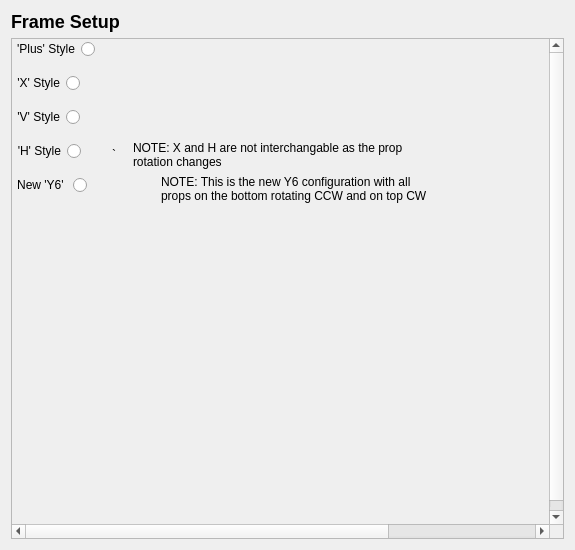
Before: the Qt Designer form src/ui/configuration/FrameTypeConfig.ui in ArduPilot/apm_planner, drawn with Qt 5.
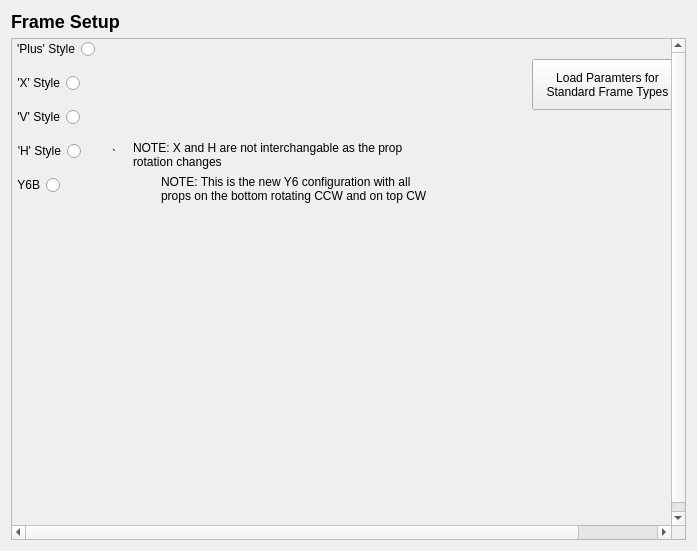
After: the same form once the commit is applied. Icons and pictures are not drawn.

Commit message: Add Frame Parameter Loading to Frame Type View Remove Load Parameter View

```diff
--- a/src/ui/configuration/FrameTypeConfig.ui
+++ b/src/ui/configuration/FrameTypeConfig.ui
@@ -6,8 +6,8 @@
    <rect>
     <x>0</x>
     <y>0</y>
-    <width>575</width>
-    <height>550</height>
+    <width>697</width>
+    <height>551</height>
    </rect>
   </property>
   <property name="windowTitle">
@@ -43,7 +43,7 @@
         <rect>
          <x>0</x>
          <y>0</y>
-         <width>551</width>
+         <width>521</width>
          <height>491</height>
         </rect>
        </property>
@@ -234,7 +234,7 @@
            <enum>Qt::RightToLeft</enum>
           </property>
           <property name="text">
-           <string>New 'Y6' </string>
+           <string>Y6B</string>
           </property>
           <property name="iconSize">
            <size>
@@ -325,6 +325,20 @@
         </item>
        </layout>
       </widget>
+      <widget class="QPushButton" name="LoadParametersButton">
+       <property name="geometry">
+        <rect>
+         <x>520</x>
+         <y>20</y>
+         <width>151</width>
+         <height>51</height>
+        </rect>
+       </property>
+       <property name="text">
+        <string>Load Paramters for 
+Standard Frame Types</string>
+       </property>
+      </widget>
      </widget>
     </widget>
    </item>
```
The commit also changes 9 other files.
